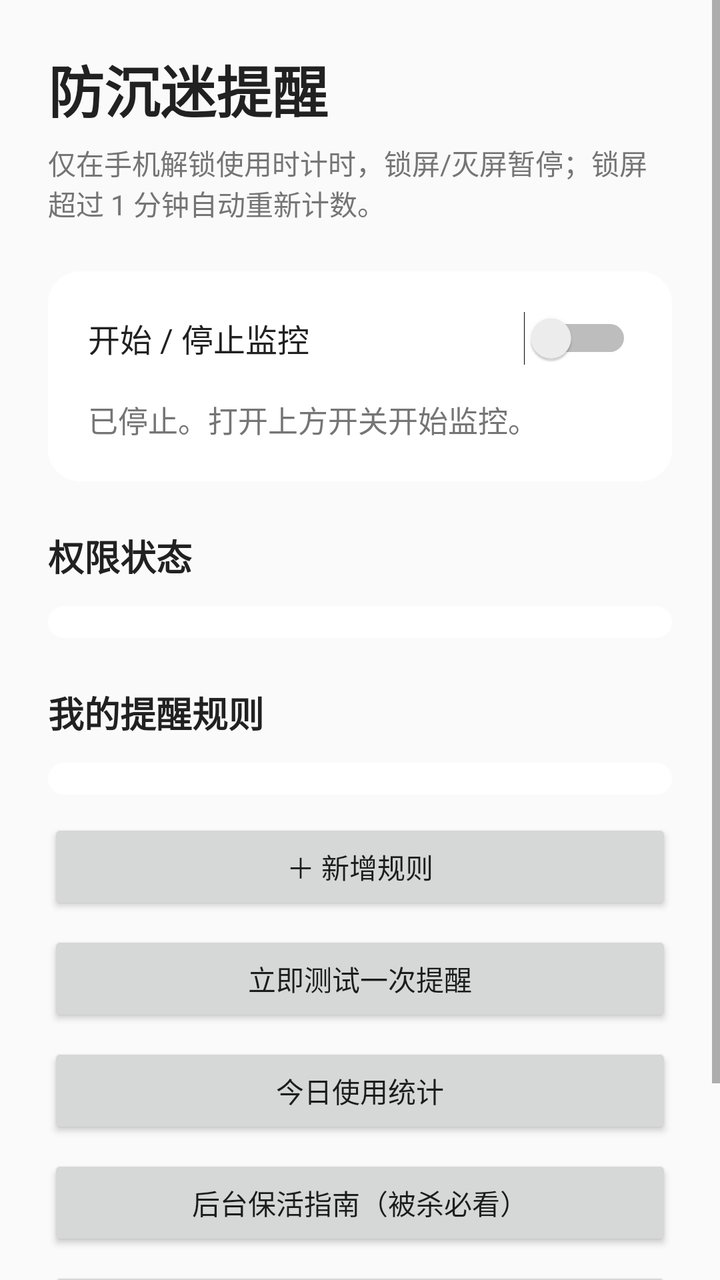
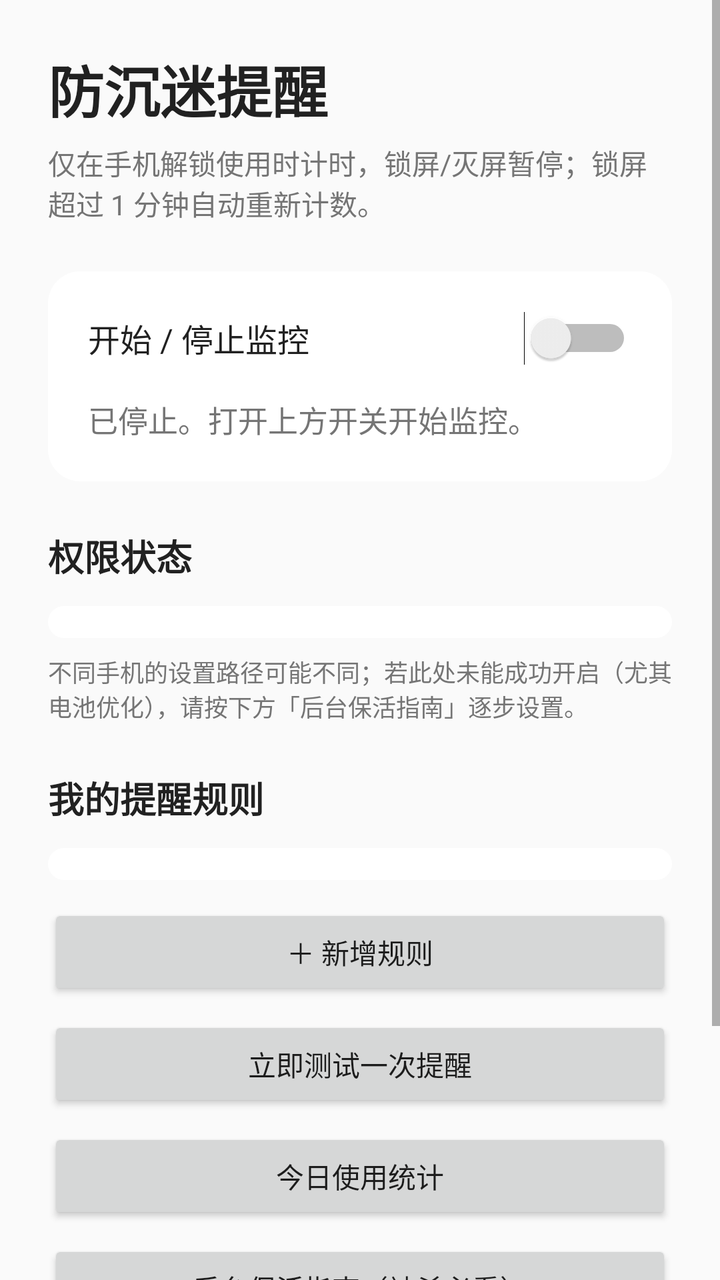

Screens rendered from an Android XML layout before and after an edit, with the pre-edit source and the edit as a unified diff.
<!-- AndroidManifest.xml: application theme Theme.AntiLazy -->
<!-- res/layout/activity_main.xml -->
<?xml version="1.0" encoding="utf-8"?>
<ScrollView xmlns:android="http://schemas.android.com/apk/res/android"
    android:layout_width="match_parent"
    android:layout_height="match_parent"
    android:fillViewport="true">

    <LinearLayout
        android:layout_width="match_parent"
        android:layout_height="wrap_content"
        android:orientation="vertical"
        android:padding="24dp">

        <TextView
            android:id="@+id/tv_title"
            android:layout_width="wrap_content"
            android:layout_height="wrap_content"
            android:text="@string/app_name"
            android:textColor="@color/text_primary"
            android:textSize="28sp"
            android:textStyle="bold" />

        <TextView
            android:id="@+id/tv_subtitle"
            android:layout_width="match_parent"
            android:layout_height="wrap_content"
            android:layout_marginTop="6dp"
            android:text="@string/subtitle"
            android:textColor="@color/text_secondary"
            android:textSize="14sp" />

        <LinearLayout
            android:layout_width="match_parent"
            android:layout_height="wrap_content"
            android:layout_marginTop="24dp"
            android:background="@drawable/bg_card"
            android:orientation="vertical"
            android:padding="20dp">

            <Switch
                android:id="@+id/sw_toggle"
                android:layout_width="match_parent"
                android:layout_height="wrap_content"
                android:text="@string/toggle_label"
                android:textColor="@color/text_primary"
                android:textSize="16sp" />

            <TextView
                android:id="@+id/tv_status"
                android:layout_width="match_parent"
                android:layout_height="wrap_content"
                android:layout_marginTop="16dp"
                android:text="@string/status_stopped"
                android:textColor="@color/text_secondary"
                android:textSize="15sp" />

        </LinearLayout>

        <TextView
            android:id="@+id/tv_perms_label"
            android:layout_width="wrap_content"
            android:layout_height="wrap_content"
            android:layout_marginTop="24dp"
            android:text="@string/perms_section_title"
            android:textColor="@color/text_primary"
            android:textSize="18sp"
            android:textStyle="bold" />

        <LinearLayout
            android:id="@+id/ll_permissions"
            android:layout_width="match_parent"
            android:layout_height="wrap_content"
            android:layout_marginTop="12dp"
            android:background="@drawable/bg_card"
            android:orientation="vertical"
            android:paddingStart="20dp"
            android:paddingTop="8dp"
            android:paddingEnd="20dp"
            android:paddingBottom="8dp" />

        <TextView
            android:id="@+id/tv_rules_label"
            android:layout_width="wrap_content"
            android:layout_height="wrap_content"
            android:layout_marginTop="24dp"
            android:text="@string/rules_section_title"
            android:textColor="@color/text_primary"
            android:textSize="18sp"
            android:textStyle="bold" />

        <LinearLayout
            android:id="@+id/ll_rules"
            android:layout_width="match_parent"
            android:layout_height="wrap_content"
            android:layout_marginTop="12dp"
            android:background="@drawable/bg_card"
            android:orientation="vertical"
            android:paddingStart="20dp"
            android:paddingTop="8dp"
            android:paddingEnd="20dp"
            android:paddingBottom="8dp" />

        <Button
            android:id="@+id/btn_add_rule"
            android:layout_width="match_parent"
            android:layout_height="wrap_content"
            android:layout_marginTop="12dp"
            android:text="@string/add_rule" />

        <Button
            android:id="@+id/btn_test"
            android:layout_width="match_parent"
            android:layout_height="wrap_content"
            android:layout_marginTop="8dp"
            android:text="@string/test_button" />

        <Button
            android:id="@+id/btn_usage"
            android:layout_width="match_parent"
            android:layout_height="wrap_content"
            android:layout_marginTop="8dp"
            android:text="@string/usage_button" />

        <Button
            android:id="@+id/btn_guide"
            android:layout_width="match_parent"
            android:layout_height="wrap_content"
            android:layout_marginTop="8dp"
            android:text="@string/guide_button" />

        <Button
            android:id="@+id/btn_check_update"
            android:layout_width="match_parent"
            android:layout_height="wrap_content"
            android:layout_marginTop="8dp"
            android:text="@string/update_button" />

        <TextView
            android:id="@+id/tv_footer"
            android:layout_width="match_parent"
            android:layout_height="wrap_content"
            android:layout_marginTop="16dp"
            android:text="@string/footer_hint"
            android:textColor="@color/text_secondary"
            android:textSize="12sp" />

    </LinearLayout>
</ScrollView>
<!-- resources referenced by this layout -->
<resources>
  <color name="text_primary">#212121</color>
  <color name="text_secondary">#757575</color>
  <!-- drawable bg_card (drawable) -->
  <?xml version="1.0" encoding="utf-8"?>
  <shape xmlns:android="http://schemas.android.com/apk/res/android" android:shape="rectangle">
      <solid android:color="#FFFFFF" />
      <corners android:radius="16dp" />
  </shape>
  <string name="add_rule">＋ 新增规则</string>
  <string name="app_name">防沉迷提醒</string>
  <string name="footer_hint">提示：点击规则可编辑/删除；若被系统杀后台，请在自启动管理中允许本应用；重启后会自动恢复监控。</string>
  <string name="guide_button">后台保活指南（被杀必看）</string>
  <string name="perms_section_title">权限状态</string>
  <string name="rules_section_title">我的提醒规则</string>
  <string name="status_stopped">已停止。打开上方开关开始监控。</string>
  <string name="subtitle">仅在手机解锁使用时计时，锁屏/灭屏暂停；锁屏超过 1 分钟自动重新计数。</string>
  <string name="test_button">立即测试一次提醒</string>
  <string name="toggle_label">开始 / 停止监控</string>
  <string name="update_button">检查更新</string>
  <string name="usage_button">今日使用统计</string>
  <style name="Theme.AntiLazy" parent="android:Theme.Material.Light.NoActionBar">
          <item name="android:colorPrimary">@color/brand</item>
          <item name="android:colorPrimaryDark">@color/brand_dark</item>
          <item name="android:colorAccent">@color/brand</item>
          <item name="android:statusBarColor">@color/brand_dark</item>
          <item name="android:windowBackground">@color/bg</item>
      </style>
  <color name="brand">#F4511E</color>
  <color name="brand_dark">#BF360C</color>
  <color name="bg">#FAFAFA</color>
</resources>

<!-- the commit's change to res/layout/activity_main.xml (unified diff, before → after) -->
@@ -78,6 +78,15 @@
             android:paddingBottom="8dp" />
 
         <TextView
+            android:id="@+id/tv_perms_hint"
+            android:layout_width="match_parent"
+            android:layout_height="wrap_content"
+            android:layout_marginTop="8dp"
+            android:text="@string/perms_hint"
+            android:textColor="@color/text_secondary"
+            android:textSize="12sp" />
+
+        <TextView
             android:id="@+id/tv_rules_label"
             android:layout_width="wrap_content"
             android:layout_height="wrap_content"
<!-- resource entries referenced after the edit -->
@@ -12,6 +12,7 @@
   <string name="app_name">防沉迷提醒</string>
   <string name="footer_hint">提示：点击规则可编辑/删除；若被系统杀后台，请在自启动管理中允许本应用；重启后会自动恢复监控。</string>
   <string name="guide_button">后台保活指南（被杀必看）</string>
+  <string name="perms_hint">不同手机的设置路径可能不同；若此处未能成功开启（尤其电池优化），请按下方「后台保活指南」逐步设置。</string>
   <string name="perms_section_title">权限状态</string>
   <string name="rules_section_title">我的提醒规则</string>
   <string name="status_stopped">已停止。打开上方开关开始监控。</string>
